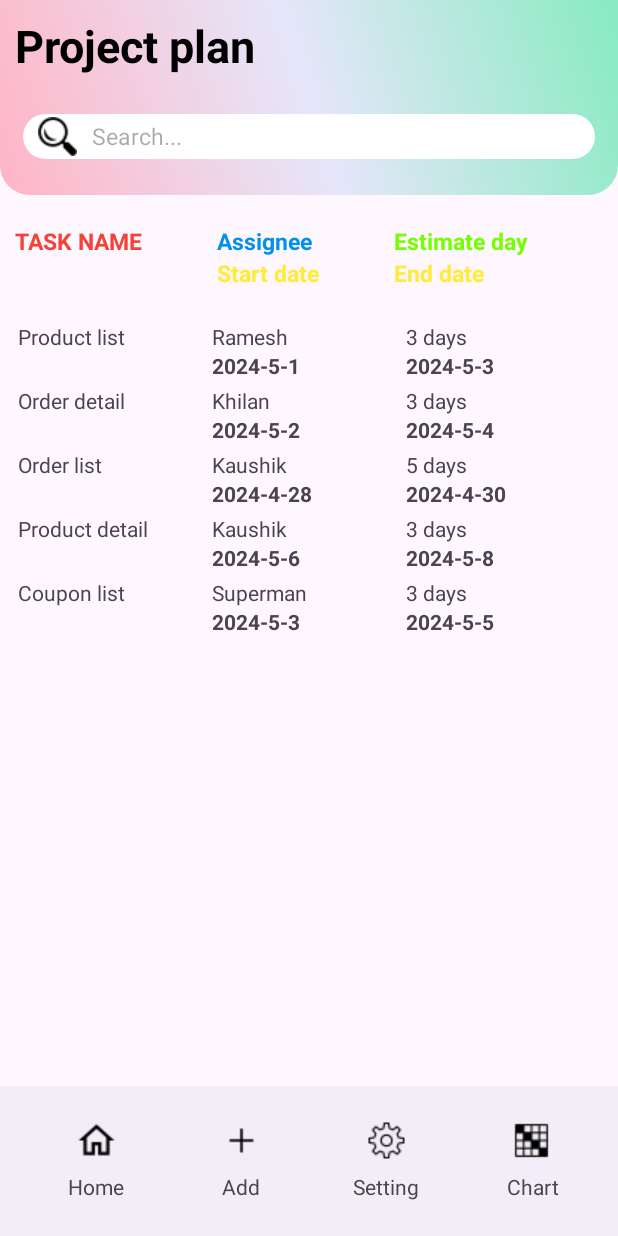
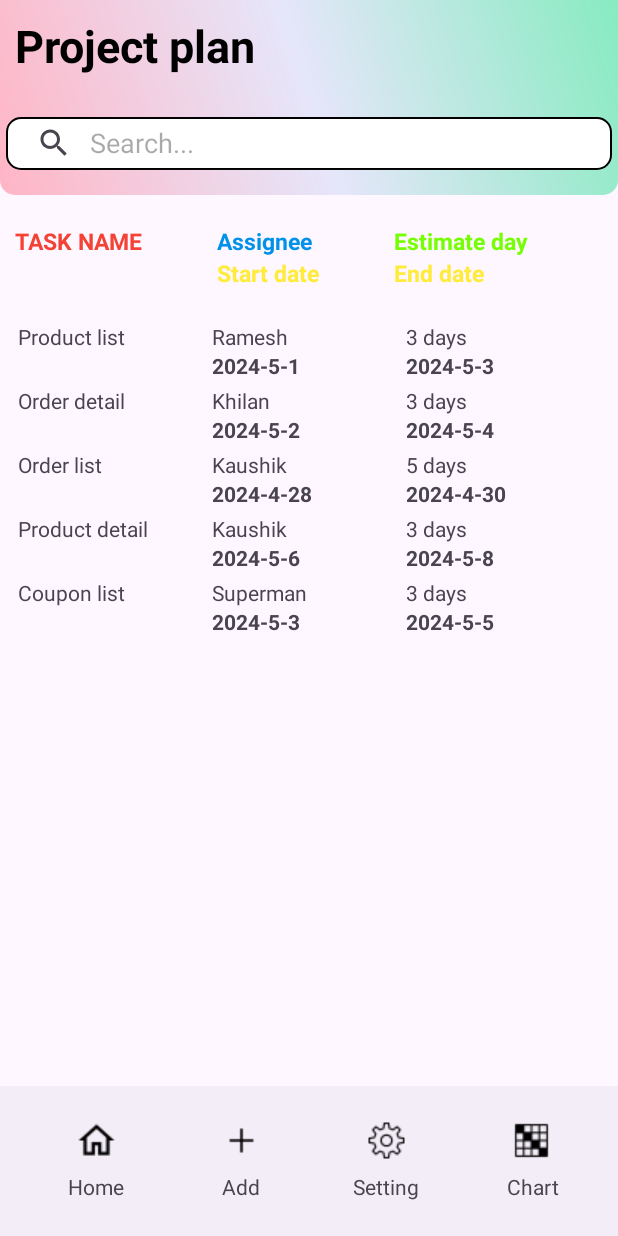
Before and after one commit to Hau09dw/Android, an Android app: the screen it shows after launch (MainActivity), on a phone screen of 412 x 824 dp. Run offline under Robolectric (Android 15) with nearby library versions, the phone set to English and light mode, and no system bars.

Commit message:
Search (continue)

```diff
--- a/app/src/main/java/com/example/project_management_g1/MODEL/Task_Adapter.java
+++ b/app/src/main/java/com/example/project_management_g1/MODEL/Task_Adapter.java
@@ -20,6 +20,10 @@ public class Task_Adapter  extends RecyclerView.Adapter<Task_Adapter.TaskViewHol
 
     public Task_Adapter(List<Task> tasklist){
         this.tasklist = tasklist;
+    }
+    public void setFilteredList(List<Task> filteredList){
+        this.tasklist = filteredList;
+        notifyDataSetChanged();
     }
     // tao view
     @NonNull
--- a/app/src/main/java/com/example/project_management_g1/UI/MainActivity.java
+++ b/app/src/main/java/com/example/project_management_g1/UI/MainActivity.java
@@ -3,11 +3,13 @@ package com.example.project_management_g1.UI;
 import android.graphics.Color;
 import android.graphics.drawable.GradientDrawable;
 import android.os.Bundle;
+import android.view.Menu;
 import android.view.View;
 import android.widget.Toast;
 
 import androidx.activity.EdgeToEdge;
 import androidx.appcompat.app.AppCompatActivity;
+import androidx.appcompat.widget.SearchView;
 import androidx.core.graphics.Insets;
 import androidx.core.view.ViewCompat;
 import androidx.core.view.WindowInsetsCompat;
@@ -20,6 +22,7 @@ import com.example.project_management_g1.MODEL.Task;
 import com.example.project_management_g1.MODEL.Task_Adapter;
 import com.example.project_management_g1.R;
 
+import java.util.ArrayList;
 import java.util.List;
 
 public class MainActivity extends AppCompatActivity {
@@ -27,6 +30,7 @@ public class MainActivity extends AppCompatActivity {
     private Task_Adapter taskAdapter;
     private TaskDAO taskDAO;
     private List<Task> taskList;
+    private SearchView searchView;
     @Override
     protected void onCreate(Bundle savedInstanceState) {
         super.onCreate(savedInstanceState);
@@ -45,10 +49,27 @@ public class MainActivity extends AppCompatActivity {
             // Hiển thị thông báo lỗi
             Toast.makeText(this, "An error occurred while loading data", Toast.LENGTH_SHORT).show();
         }
+        //khai bao action search
+        searchView = findViewById(R.id.action_search);
+        searchView.clearFocus();
+        searchView.setOnQueryTextListener(new SearchView.OnQueryTextListener() {
+            @Override
+            public boolean onQueryTextSubmit(String query) {
+                return false;
+            }
+
+            @Override
+            public boolean onQueryTextChange(String newText) {
+                filterTask(newText);
+                return true;
+            }
+        });
     }
 
     private void initializeViews() {
+
         rcvTask = findViewById(R.id.id_recyclerview);
+        //2 dong duoi chua hoat dong nhung chua biet li do(dang fix)
         LinearLayoutManager linearLayoutManager = new LinearLayoutManager(this);
         rcvTask.setLayoutManager(linearLayoutManager);
     }
@@ -65,4 +86,18 @@ public class MainActivity extends AppCompatActivity {
         taskAdapter = new Task_Adapter(taskList);
         rcvTask.setAdapter(taskAdapter);
     }
+    private void filterTask(String text) {
+        List<Task> filteredListIask = new ArrayList<>();
+        //loc tassk name hoac assignee
+        for(Task task : taskList){
+            if(task.getTask_name().toLowerCase().contains(text.toLowerCase()) || task.getAssignee().toLowerCase().contains(text.toLowerCase())){
+                filteredListIask.add(task);
+            }
+        }
+        if(filteredListIask.isEmpty()){
+            Toast.makeText(this,"No data found",Toast.LENGTH_SHORT).show();
+        }else{
+            taskAdapter.setFilteredList(filteredListIask);
+        }
+    }
 }
--- a/app/src/main/res/drawable/ic_custom_search.xml
+++ b/app/src/main/res/drawable/ic_custom_search.xml
@@ -1,8 +1,8 @@
 <?xml version="1.0" encoding="utf-8"?>
 <shape xmlns:android="http://schemas.android.com/apk/res/android">
-    <solid
-        android:color="@color/white"/>
-    <corners
-        android:radius="50dp"/>
+    <corners android:radius="9dp"/>
+    <stroke android:color="@color/black"
+        android:width="1dp"/>
+    <solid android:color="@color/white"/>
 
 </shape>
--- a/app/src/main/res/drawable/ic_gradient_background.xml
+++ b/app/src/main/res/drawable/ic_gradient_background.xml
@@ -8,6 +8,6 @@
         android:endColor="#87EBC1"
     />
     <corners
-        android:bottomRightRadius="20dp"
-        android:bottomLeftRadius="20dp"/>
+        android:bottomRightRadius="10dp"
+        android:bottomLeftRadius="10dp"/>
 </shape>
--- a/app/src/main/res/layout/home.xml
+++ b/app/src/main/res/layout/home.xml
@@ -48,23 +48,20 @@
                     app:layout_constraintStart_toStartOf="@id/id_home_title"
                     app:layout_constraintTop_toTopOf="parent" />
 
-                <EditText
-                    android:id="@+id/editTextText"
-                    android:layout_width="match_parent"
-                    android:layout_height="30dp"
-                    android:layout_margin="15dp"
+                <androidx.appcompat.widget.SearchView
+                    android:id="@+id/action_search"
+                    android:layout_width="0dp"
+                    android:layout_height="35dp"
+                    android:layout_margin="4dp"
                     android:background="@drawable/ic_custom_search"
-                    android:drawableStart="@drawable/search"
-                    android:drawablePadding="10dp"
-                    android:hint="@string/search"
-                    android:inputType="text"
-                    android:paddingLeft="@dimen/_10dp"
-                    android:text=""
-                    android:textColor="@color/black"
-                    android:textSize="15sp"
+                    app:layout_constraintBottom_toBottomOf="@+id/id_home_title"
                     app:layout_constraintEnd_toEndOf="parent"
+                    app:layout_constraintHorizontal_bias="1.0"
                     app:layout_constraintStart_toStartOf="parent"
-                    app:layout_constraintTop_toBottomOf="@id/editText" />
+                    app:layout_constraintTop_toBottomOf="@+id/editText"
+                    app:queryHint="Search..."
+                    app:iconifiedByDefault="false"
+                    />
 
 
             </androidx.constraintlayout.widget.ConstraintLayout>
```
